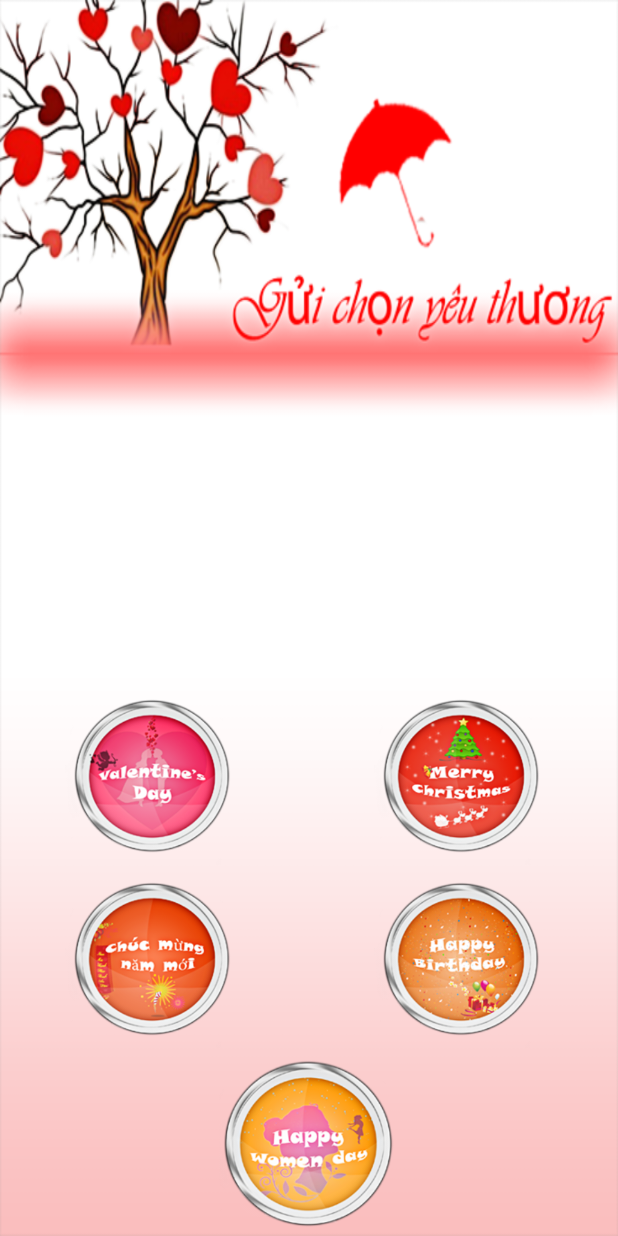
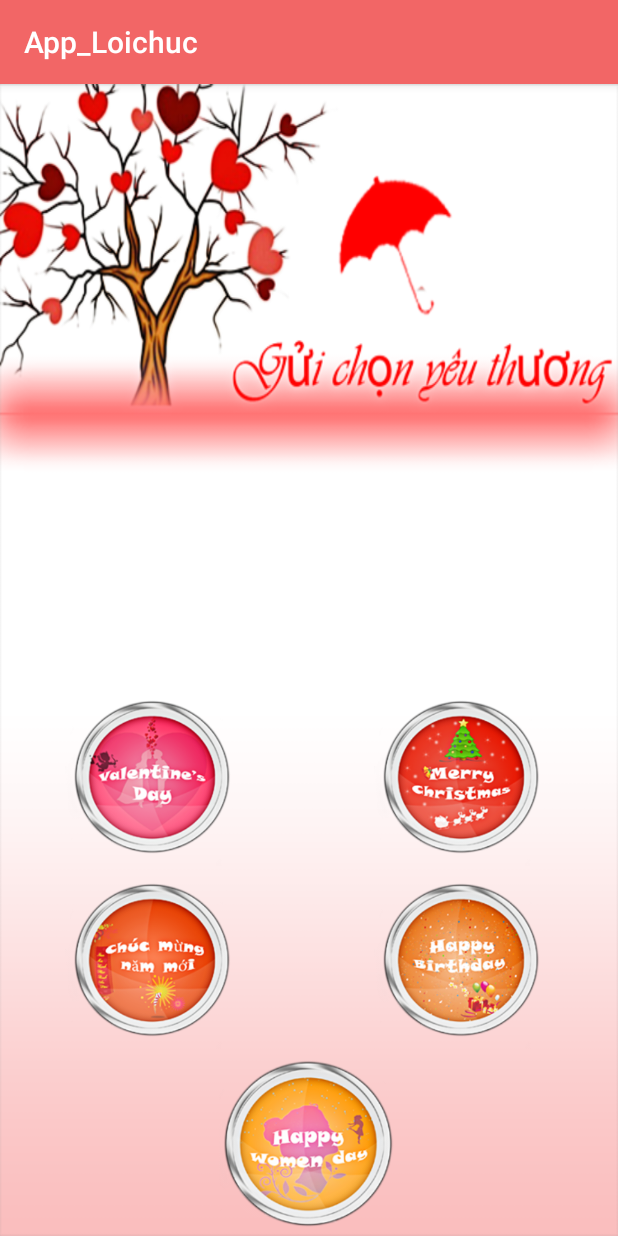
Before and after one commit to hailoan/Loichuc, an Android app: the screen it shows after launch (MainActivity), on a phone screen of 412 x 824 dp. Run offline under Robolectric (Android 15) with nearby library versions, the phone set to English and light mode, and no system bars.

Commit message:
push dimen

```diff
--- a/app/src/main/java/android/hailoan/devpro/app_loichuc/MainActivity.java
+++ b/app/src/main/java/android/hailoan/devpro/app_loichuc/MainActivity.java
@@ -21,7 +21,7 @@ public class MainActivity extends AppCompatActivity implements View.OnClickListe
         super.onCreate(savedInstanceState);
         setContentView(R.layout.activity_main);
         init();
-        getSupportActionBar().hide();
+
     }
 
     public void init() {
--- a/app/src/main/res/values/dimens.xml
+++ b/app/src/main/res/values/dimens.xml
@@ -6,6 +6,5 @@
     <dimen name="heigh_land_img">100dp</dimen>
     <dimen name="text_rc">16dp</dimen>
     <dimen name="size_img_rc">50dp</dimen>
-    <dimen name="weight_">200</dimen>
 
 </resources>
```
